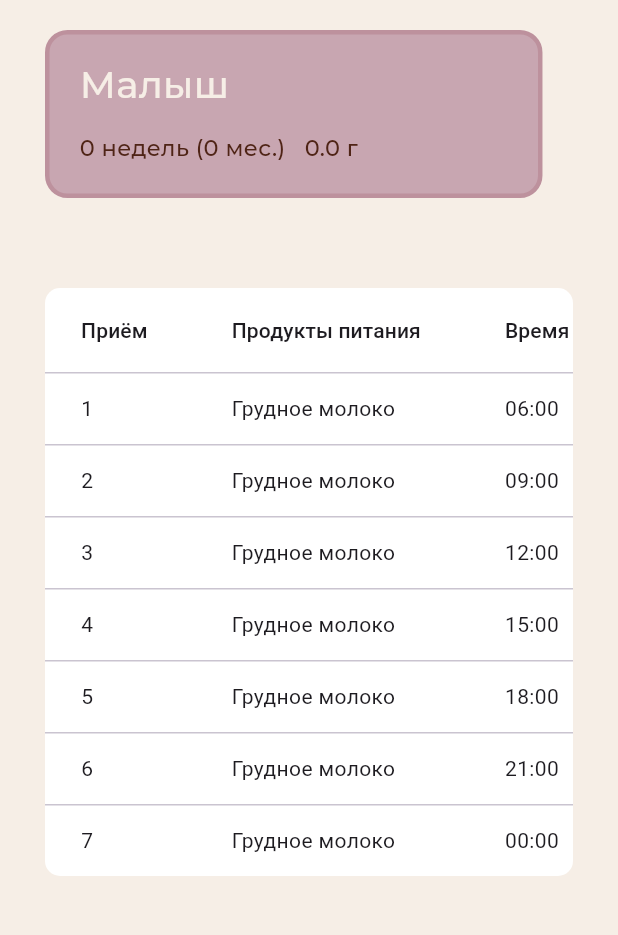
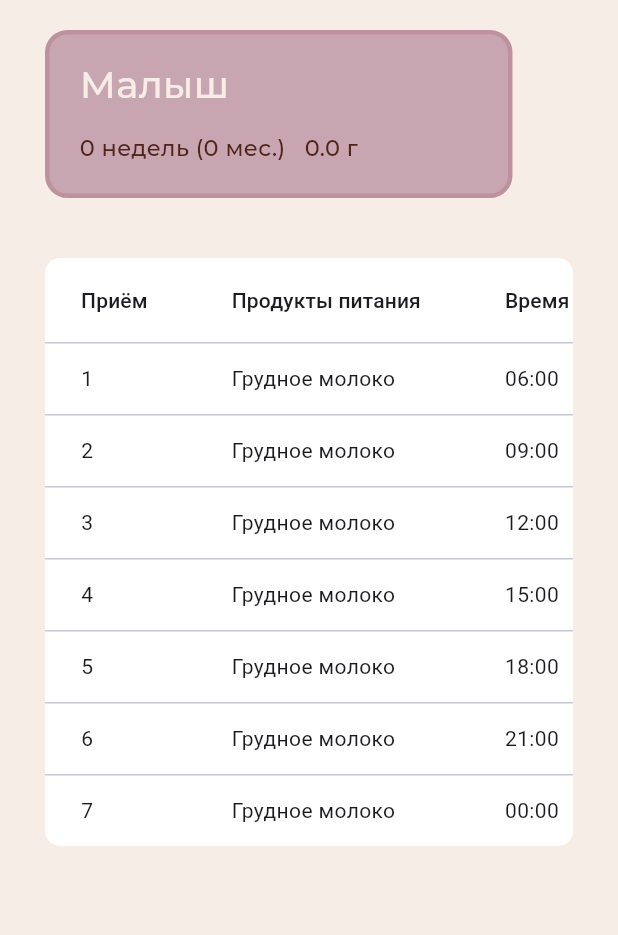
Before and after one commit to abcdefg-min/NutriMAMA, a Flutter app: the TableScreen screen opened directly with empty values, on a phone screen of 412 x 824 dp, the part 300-1235 px from its top. Run offline on Flutter 3.47's test engine with Material 3 defaults, Android fonts, the phone set to English and light mode, and no system bars; our stand-ins replace loading_animation_widget; project files that could hold a hidden picture were left out.

```diff
--- a/lib/tableScreen.dart
+++ b/lib/tableScreen.dart
@@ -4,27 +4,28 @@
   final double weight;
   final int age;
   final String name;
+  final List<dynamic> serverData;
 
   const TableScreen({
     super.key,
     required this.weight,
     required this.age,
     required this.name,
+    required this.serverData
   });
 
   List<Map<String, dynamic>> _calculateTable() {
     final int month = age ~/ 4;
     int interval;
     int mealCount;
-    // final List<Map<String, dynamic>> allInTable = [
-    //   {'meal': '1', 'product': 'Грудное молоко', 'time': '6:00', 'volume': 200.0},
-    //   {'meal': '2', 'product': 'Грудное молоко', 'time': '9:00', 'volume': 180.0},
-    //   {'meal': '3', 'product': 'Грудное молоко', 'time': '12:00', 'volume': 220.0},
-    //   {'meal': '4', 'product': 'Грудное молоко', 'time': '15:00', 'volume': 190.0},
-    //   {'meal': '5', 'product': 'Грудное молоко', 'time': '18:00', 'volume': 180.0},
-    //   {'meal': '6', 'product': 'Грудное молоко', 'time': '21:00', 'volume': 210.0},
-    //   {'meal': '7', 'product': 'Грудное молоко', 'time': '24:00', 'volume': 160.0},
-    // ];
+
+    //массив для таблички (на сервере так выглядит)
+    //[{"time":"6:00","type":"Грудное молоко мл.","dose":"110"},
+    //{"time":"9:30","type":"Грудное молоко мл.","dose":"110"},
+    //{"time":"13:00","type":"Грудное молоко мл.","dose":"110"},
+    //{"time":"16:30","type":"Грудное молоко мл.","dose":"110"},
+    //{"time":"20:00","type":"Грудное молоко мл.","dose":"110"},
+    //{"time":"23:30","type":"Грудное молоко мл.","dose":"110"}]
 
     if (month < 2) {
       interval = 3 * 60; //интревал кормления 3 часа
@@ -84,7 +85,7 @@
                         top: 15,
                         left: 20,
                         bottom: 20,
-                        right: 120,
+                        right: 100,
                       ),
                       decoration: BoxDecoration(
                         color: Color.fromARGB(188, 183, 141, 158),
@@ -119,7 +120,7 @@
                         ],
                       ),
                     ),
-                    Padding(padding: EdgeInsets.all(30)),
+                    Padding(padding: EdgeInsets.all(20)),
                     Container(
                       decoration: BoxDecoration(
                         color: Colors.white,
@@ -145,6 +146,7 @@
                             );
                           }).toList(),
                         ),
+                        //List<DataColumn> _createColumns() {}
                       ),
                     ),
                   ],
```
Also changed, not shown: lib/nutriMAMAScreen.dart (+56 -17 lines).
